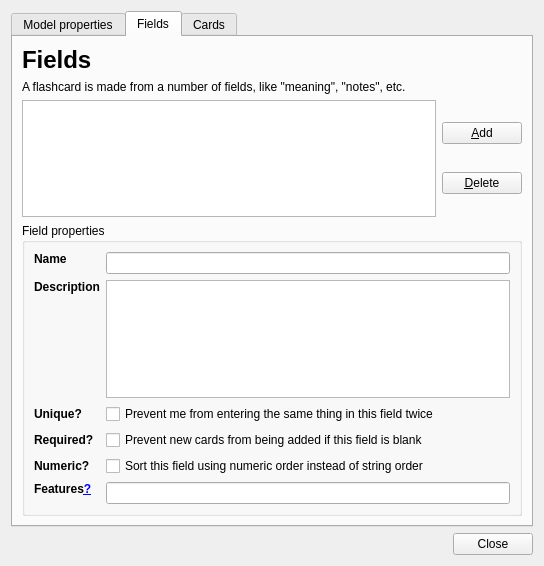
The window that designer/modelproperties.ui (ludiosarchive/anki) describes before a commit, drawn with Qt 5.
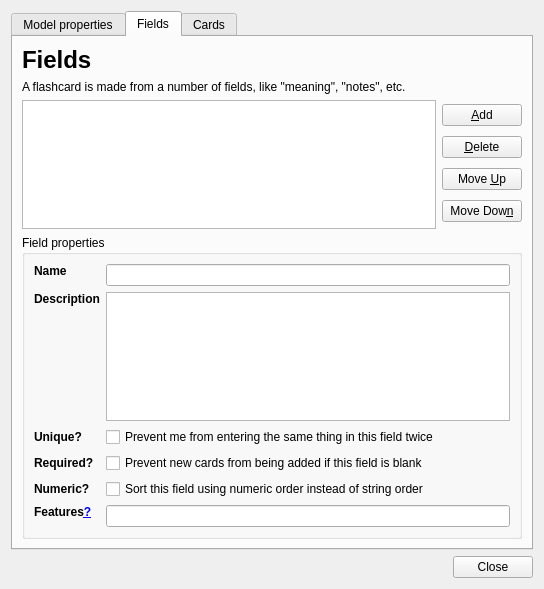
The same window after the commit. The open tabs and pages were chosen to show the change.

Patch:
```diff
--- a/designer/modelproperties.ui
+++ b/designer/modelproperties.ui
@@ -9,7 +9,7 @@
     <x>0</x>
     <y>0</y>
     <width>544</width>
-    <height>566</height>
+    <height>589</height>
    </rect>
   </property>
   <property name="windowTitle" >
@@ -183,7 +183,7 @@
         <x>0</x>
         <y>0</y>
         <width>522</width>
-        <height>484</height>
+        <height>515</height>
        </rect>
       </property>
       <attribute name="title" >
@@ -262,6 +262,32 @@
              </property>
             </widget>
            </item>
+           <item>
+            <widget class="QPushButton" name="fieldUp" >
+             <property name="toolTip" >
+              <string>Move selected field up</string>
+             </property>
+             <property name="text" >
+              <string>Move &amp;Up</string>
+             </property>
+             <property name="autoDefault" >
+              <bool>false</bool>
+             </property>
+            </widget>
+           </item>
+           <item>
+            <widget class="QPushButton" name="fieldDown" >
+             <property name="toolTip" >
+              <string>Move selected field down</string>
+             </property>
+             <property name="text" >
+              <string>Move Dow&amp;n</string>
+             </property>
+             <property name="autoDefault" >
+              <bool>false</bool>
+             </property>
+            </widget>
+           </item>
           </layout>
          </item>
         </layout>
```
Left out of the diff: 30 changed lines with no effect on the pictures.
